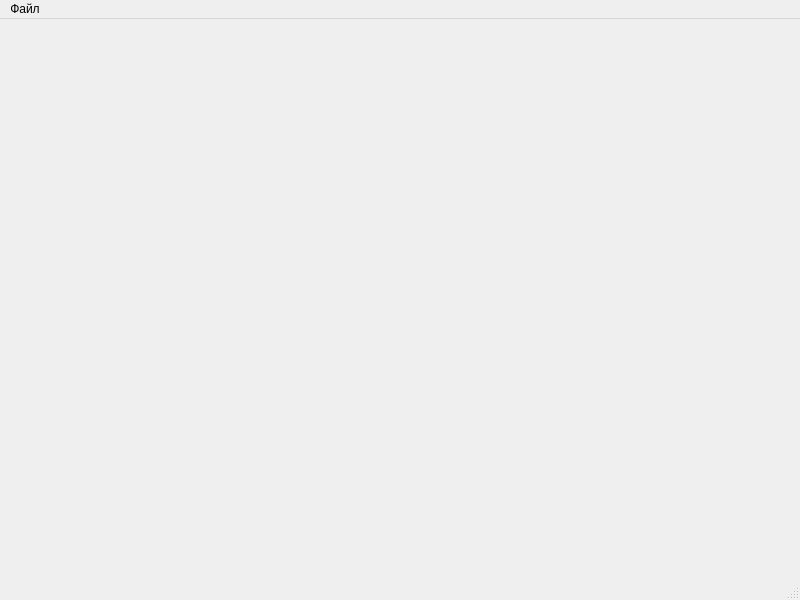
Before: the Qt Designer form mainwindow.ui in PopovEV/ArtixVideo, drawn with Qt 5.
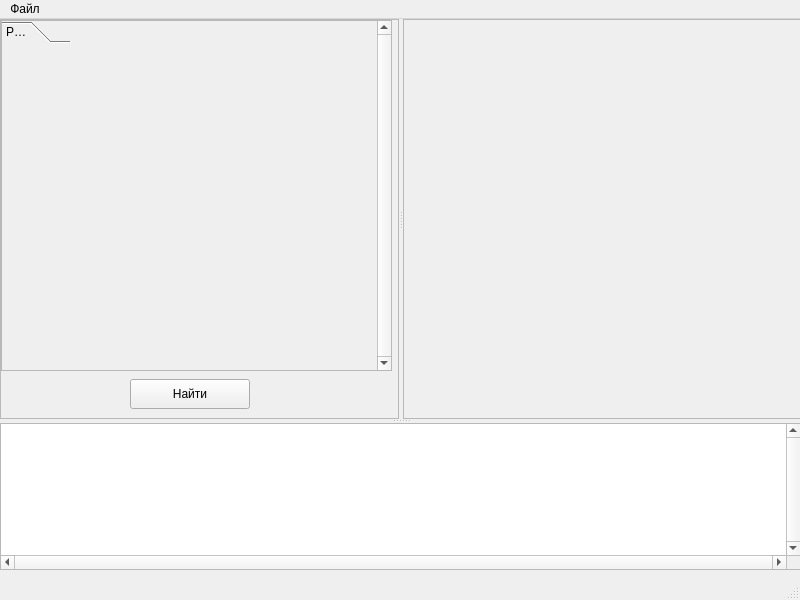
After: the same form once the commit is applied.

What changed in the file:
```diff
--- a/mainwindow.ui
+++ b/mainwindow.ui
@@ -13,7 +13,165 @@
   <property name="windowTitle">
    <string>MainWindow</string>
   </property>
-  <widget class="QWidget" name="centralWidget"/>
+  <widget class="QWidget" name="centralWidget">
+   <widget class="QSplitter" name="VerticalSplitter">
+    <property name="enabled">
+     <bool>true</bool>
+    </property>
+    <property name="geometry">
+     <rect>
+      <x>0</x>
+      <y>0</y>
+      <width>801</width>
+      <height>551</height>
+     </rect>
+    </property>
+    <property name="baseSize">
+     <size>
+      <width>0</width>
+      <height>0</height>
+     </size>
+    </property>
+    <property name="autoFillBackground">
+     <bool>false</bool>
+    </property>
+    <property name="orientation">
+     <enum>Qt::Vertical</enum>
+    </property>
+    <widget class="QSplitter" name="HorisontalSplitter">
+     <property name="sizePolicy">
+      <sizepolicy hsizetype="Expanding" vsizetype="Preferred">
+       <horstretch>0</horstretch>
+       <verstretch>0</verstretch>
+      </sizepolicy>
+     </property>
+     <property name="minimumSize">
+      <size>
+       <width>0</width>
+       <height>400</height>
+      </size>
+     </property>
+     <property name="orientation">
+      <enum>Qt::Horizontal</enum>
+     </property>
+     <property name="childrenCollapsible">
+      <bool>true</bool>
+     </property>
+     <widget class="QFrame" name="frameToolBox">
+      <property name="frameShape">
+       <enum>QFrame::StyledPanel</enum>
+      </property>
+      <property name="frameShadow">
+       <enum>QFrame::Plain</enum>
+      </property>
+      <widget class="QPushButton" name="pushButton">
+       <property name="geometry">
+        <rect>
+         <x>130</x>
+         <y>360</y>
+         <width>120</width>
+         <height>30</height>
+        </rect>
+       </property>
+       <property name="sizePolicy">
+        <sizepolicy hsizetype="Fixed" vsizetype="Fixed">
+         <horstretch>2</horstretch>
+         <verstretch>0</verstretch>
+        </sizepolicy>
+       </property>
+       <property name="minimumSize">
+        <size>
+         <width>120</width>
+         <height>30</height>
+        </size>
+       </property>
+       <property name="text">
+        <string>Найти</string>
+       </property>
+       <property name="autoDefault">
+        <bool>false</bool>
+       </property>
+       <property name="flat">
+        <bool>false</bool>
+       </property>
+      </widget>
+      <widget class="QScrollArea" name="scrollArea">
+       <property name="geometry">
+        <rect>
+         <x>1</x>
+         <y>1</y>
+         <width>391</width>
+         <height>351</height>
+        </rect>
+       </property>
+       <property name="verticalScrollBarPolicy">
+        <enum>Qt::ScrollBarAlwaysOn</enum>
+       </property>
+       <property name="widgetResizable">
+        <bool>true</bool>
+       </property>
+       <widget class="QWidget" name="scrollAreaWidgetContents">
+        <property name="geometry">
+         <rect>
+          <x>0</x>
+          <y>0</y>
+          <width>372</width>
+          <height>349</height>
+         </rect>
+        </property>
+        <layout class="QFormLayout" name="formLayout">
+         <property name="horizontalSpacing">
+          <number>0</number>
+         </property>
+         <property name="verticalSpacing">
+          <number>0</number>
+         </property>
+         <property name="margin">
+          <number>0</number>
+         </property>
+         <item row="0" column="0">
+          <widget class="QToolBox" name="toolBox">
+           <property name="currentIndex">
+            <number>0</number>
+           </property>
+           <widget class="QWidget" name="page">
+            <property name="geometry">
+             <rect>
+              <x>0</x>
+              <y>0</y>
+              <width>69</width>
+              <height>69</height>
+             </rect>
+            </property>
+            <attribute name="label">
+             <string>Page 1</string>
+            </attribute>
+           </widget>
+          </widget>
+         </item>
+        </layout>
+       </widget>
+      </widget>
+     </widget>
+     <widget class="QFrame" name="frameVideoBox">
+      <property name="frameShape">
+       <enum>QFrame::StyledPanel</enum>
+      </property>
+      <property name="frameShadow">
+       <enum>QFrame::Plain</enum>
+      </property>
+     </widget>
+    </widget>
+    <widget class="QTableView" name="tableView">
+     <property name="verticalScrollBarPolicy">
+      <enum>Qt::ScrollBarAlwaysOn</enum>
+     </property>
+     <property name="horizontalScrollBarPolicy">
+      <enum>Qt::ScrollBarAlwaysOn</enum>
+     </property>
+    </widget>
+   </widget>
+  </widget>
   <widget class="QMenuBar" name="menuBar">
    <property name="geometry">
     <rect>
```
Left out of the diff: 2 changed lines with no effect on the pictures.
